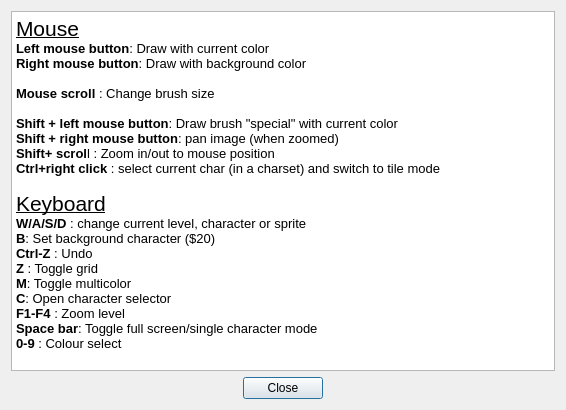
leuat/TRSE, file source/dialogimagehelp.ui: the form before one commit.
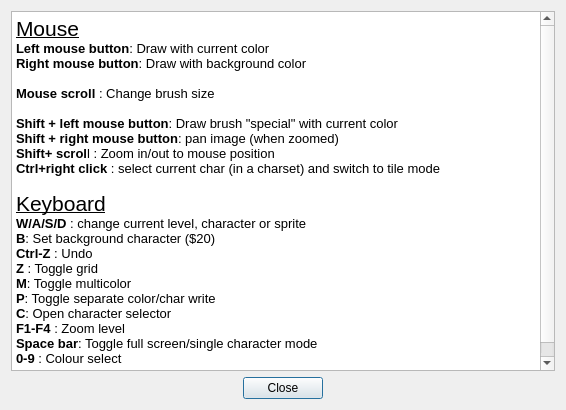
The form after the commit.

Commit message: Added combined draw char+colour

Patch:
```diff
--- a/source/dialogimagehelp.ui
+++ b/source/dialogimagehelp.ui
@@ -40,6 +40,7 @@
 &lt;p style=&quot; margin-top:0px; margin-bottom:0px; margin-left:0px; margin-right:0px; -qt-block-indent:0; text-indent:0px;&quot;&gt;&lt;span style=&quot; font-family:'Noto Sans'; font-weight:600;&quot;&gt;Ctrl-Z&lt;/span&gt;&lt;span style=&quot; font-family:'Noto Sans';&quot;&gt; : Undo&lt;/span&gt;&lt;/p&gt;
 &lt;p style=&quot; margin-top:0px; margin-bottom:0px; margin-left:0px; margin-right:0px; -qt-block-indent:0; text-indent:0px;&quot;&gt;&lt;span style=&quot; font-family:'Noto Sans'; font-weight:600;&quot;&gt;Z&lt;/span&gt;&lt;span style=&quot; font-family:'Noto Sans';&quot;&gt; : Toggle grid&lt;/span&gt;&lt;/p&gt;
 &lt;p style=&quot; margin-top:0px; margin-bottom:0px; margin-left:0px; margin-right:0px; -qt-block-indent:0; text-indent:0px;&quot;&gt;&lt;span style=&quot; font-family:'Noto Sans'; font-weight:600;&quot;&gt;M&lt;/span&gt;&lt;span style=&quot; font-family:'Noto Sans';&quot;&gt;: Toggle multicolor&lt;/span&gt;&lt;/p&gt;
+&lt;p style=&quot; margin-top:0px; margin-bottom:0px; margin-left:0px; margin-right:0px; -qt-block-indent:0; text-indent:0px;&quot;&gt;&lt;span style=&quot; font-family:'Noto Sans'; font-weight:600;&quot;&gt;P&lt;/span&gt;&lt;span style=&quot; font-family:'Noto Sans';&quot;&gt;: Toggle separate color/char write&lt;/span&gt;&lt;/p&gt;
 &lt;p style=&quot; margin-top:0px; margin-bottom:0px; margin-left:0px; margin-right:0px; -qt-block-indent:0; text-indent:0px;&quot;&gt;&lt;span style=&quot; font-family:'Noto Sans'; font-weight:600;&quot;&gt;C&lt;/span&gt;&lt;span style=&quot; font-family:'Noto Sans';&quot;&gt;: Open character selector&lt;/span&gt;&lt;/p&gt;
 &lt;p style=&quot; margin-top:0px; margin-bottom:0px; margin-left:0px; margin-right:0px; -qt-block-indent:0; text-indent:0px;&quot;&gt;&lt;span style=&quot; font-family:'Noto Sans'; font-weight:600;&quot;&gt;F1-F4&lt;/span&gt;&lt;span style=&quot; font-family:'Noto Sans';&quot;&gt; : Zoom level&lt;/span&gt;&lt;/p&gt;
 &lt;p style=&quot; margin-top:0px; margin-bottom:0px; margin-left:0px; margin-right:0px; -qt-block-indent:0; text-indent:0px;&quot;&gt;&lt;span style=&quot; font-family:'Noto Sans'; font-weight:600;&quot;&gt;Space bar&lt;/span&gt;&lt;span style=&quot; font-family:'Noto Sans';&quot;&gt;: Toggle full screen/single character mode&lt;/span&gt;&lt;/p&gt;
```
The commit also changes 5 other files.
